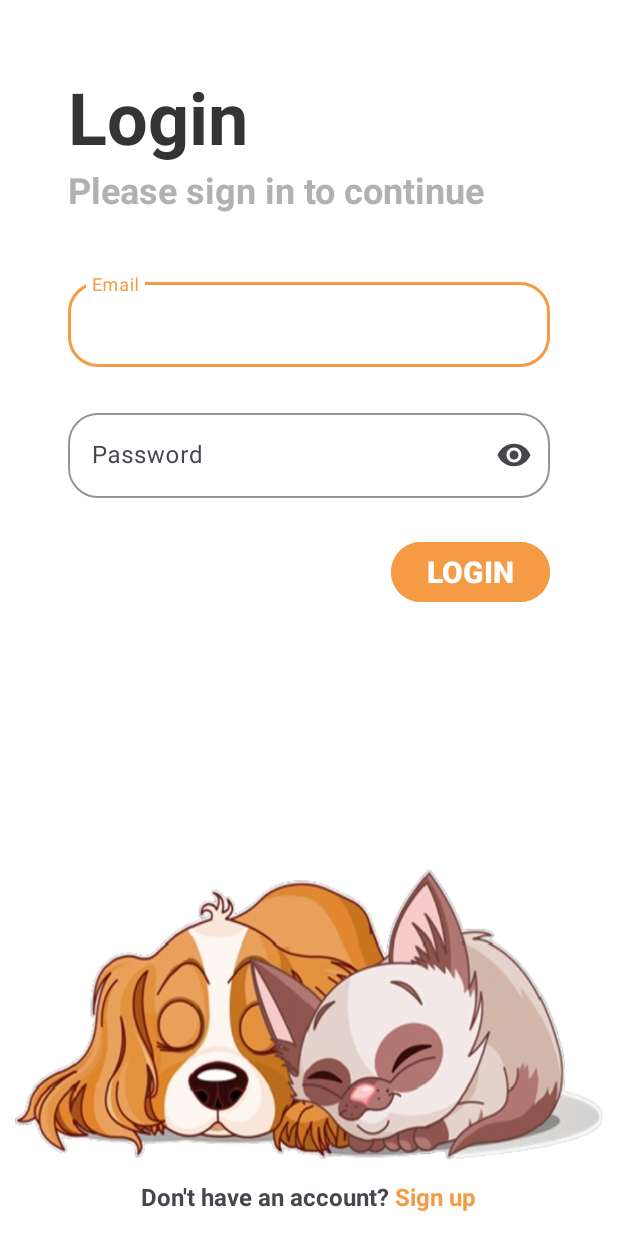
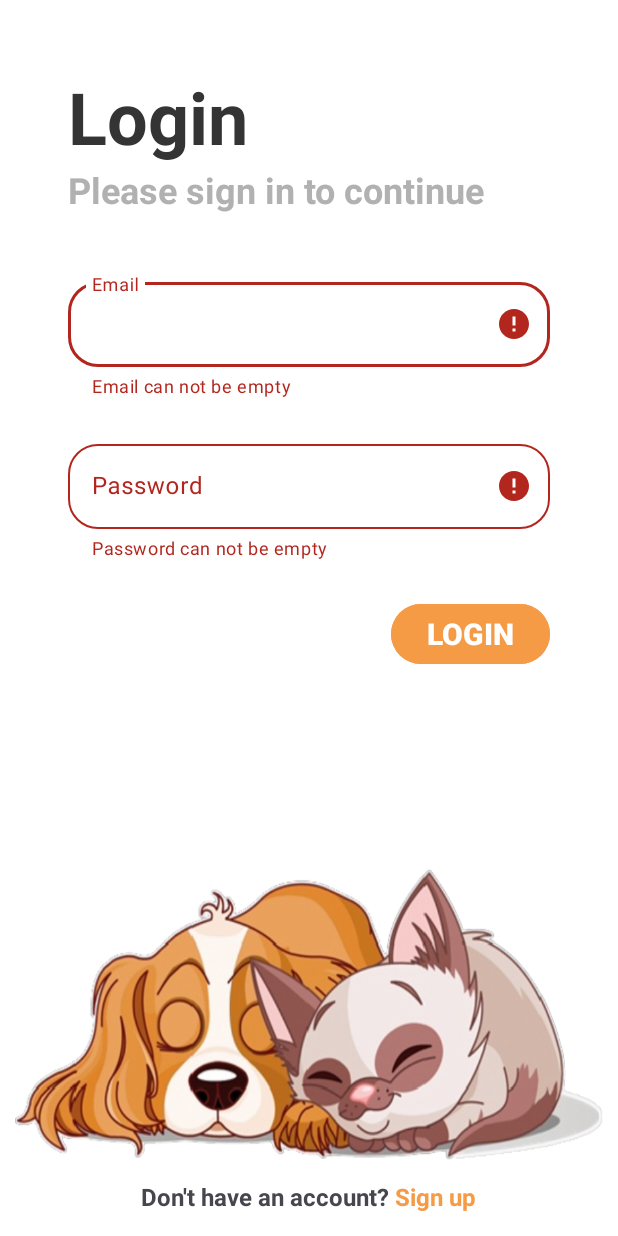
Before and after one commit to ChengkangHuang/Capstone_Project_PetCupid, an Android app: the screen it shows after launch (LoginActivity), after a tap on "LOGIN", on a phone screen of 412 x 824 dp. Run offline under Robolectric (Android 15) with nearby library versions, the phone set to English and light mode, and no system bars; our stand-ins replace Firebase (no records; nobody signed in at launch, a user with empty details on screens opened directly), data binding.

Commit message:
[Update]LoginPage(Need comments), SignupPage mostly completed

```diff
--- a/app/src/main/java/ca/mohawkcollege/petcupid/LoginActivity.kt
+++ b/app/src/main/java/ca/mohawkcollege/petcupid/LoginActivity.kt
@@ -3,20 +3,26 @@ package ca.mohawkcollege.petcupid
 import android.content.Intent
 import androidx.appcompat.app.AppCompatActivity
 import android.os.Bundle
+import android.os.VibrationEffect
+import android.os.Vibrator
 import android.text.Editable
 import android.text.SpannableString
 import android.text.TextWatcher
 import android.text.style.ForegroundColorSpan
 import android.util.Log
+import android.view.animation.AnimationUtils
 import android.widget.Toast
 import androidx.activity.result.contract.ActivityResultContracts
 import androidx.activity.viewModels
+import androidx.core.widget.doOnTextChanged
 import androidx.databinding.DataBindingUtil
 import ca.mohawkcollege.petcupid.databinding.ActivityLoginBinding
 import ca.mohawkcollege.petcupid.login.LoginResult
 import ca.mohawkcollege.petcupid.login.LoginViewModel
 import com.google.android.material.snackbar.Snackbar
+import com.google.android.material.textfield.TextInputLayout
 import com.google.firebase.auth.FirebaseUser
+import java.lang.Error
 
 class LoginActivity : AppCompatActivity() {
 
@@ -35,14 +41,10 @@ class LoginActivity : AppCompatActivity() {
         binding.lifecycleOwner = this
         binding.loginViewModel = loginViewModel
 
-//        setupLoginResultObserver()
+        setupLoginResultObserver()
         setupTextInputHandler()
+        setupLoginButtonHandler()
         setupSwitchToSignup()
-    }
-
-    override fun onStart() {
-        super.onStart()
-        setupLoginResultObserver()
     }
 
     private fun setupLoginResultObserver() {
@@ -65,12 +67,14 @@ class LoginActivity : AppCompatActivity() {
     private val mySignupActivityResultLauncher = registerForActivityResult(
         ActivityResultContracts.StartActivityForResult()
     ) { result ->
-        if (result.resultCode == 1) {
+        if (result.resultCode == SignupActivity.RESULT_CODE_SUCCESS) {
             val user = result.data?.getParcelableExtra<FirebaseUser>("user")
-            Log.d(TAG, "onActivityResult: User -> $user login")
-        } else if (result.resultCode == -1) {
-            Log.d(TAG, "onActivityResult: Login failed")
-            Snackbar.make(binding.root, "Login failed", Snackbar.LENGTH_SHORT).show()
+            Log.d(TAG, "onActivityResult: User -> $user sign up successfully")
+            Log.d(TAG, "onActivityResult: Email -> ${user?.email} | UID -> ${user?.uid}")
+            binding.emailTextInputEditText.setText(user?.email)
+        } else if (result.resultCode == SignupActivity.RESULT_CODE_FAILURE) {
+            Log.d(TAG, "onActivityResult: Sign up failed")
+            Snackbar.make(binding.root, "Sign up failed", Snackbar.LENGTH_SHORT).show()
         }
     }
 
@@ -82,45 +86,56 @@ class LoginActivity : AppCompatActivity() {
     }
 
     private fun setupTextInputHandler() {
-        binding.emailTextInputEditText.addTextChangedListener(object: TextWatcher {
-            override fun afterTextChanged(s: Editable?) {
-                loginViewModel.onEmailTextChanged(s.toString())
+        binding.emailTextInputEditText.doOnTextChanged { text, _, _, _ ->
+            binding.emailTextInputLayout.error = ""
+            loginViewModel.onEmailTextChanged(text.toString())
+            val isMatch = text.toString().matches("[a-zA-Z0-9._-]+@[a-z]+\\.+[a-z]+".toRegex())
+            if (!isMatch) binding.emailTextInputLayout.error = "Invalid email address"
+        }
+
+        binding.passwordTextInputEditText.doOnTextChanged { text, _, _, _ ->
+            binding.passwordTextInputLayout.error = ""
+            loginViewModel.onPasswordTextChanged(text.toString())
+            if (text.toString().length < 8)
+                binding.passwordTextInputLayout.helperText = "Password must be at least 6 characters"
+        }
+    }
+
+    private val vibrator: Vibrator
+        get() = getSystemService(VIBRATOR_SERVICE) as Vibrator
+
+    private fun callVibrator() {
+        val vibrationEffect = VibrationEffect.createOneShot(100, VibrationEffect.DEFAULT_AMPLITUDE)
+        vibrator.vibrate(vibrationEffect)
+    }
+
+    private fun TextInputLayout.showErrorAndShake(errorMessage: String) {
+        error = errorMessage
+        isErrorEnabled = true
+        startAnimation(AnimationUtils.loadAnimation(this.context, R.anim.shake))
+    }
+
+    private fun setupLoginButtonHandler() {
+        binding.loginBtn.setOnClickListener {
+            var hasErrors = false
+            val email = loginViewModel.email.value
+            val password = loginViewModel.password.value
+
+            if (email.isNullOrEmpty()) {
+                binding.emailTextInputLayout.showErrorAndShake("Email can not be empty")
+                hasErrors = true
             }
 
-            override fun beforeTextChanged(s: CharSequence?, start: Int, count: Int, after: Int) {
-                // Do nothing
+            if (password.isNullOrEmpty()) {
+                binding.passwordTextInputLayout.showErrorAndShake("Password can not be empty")
+                hasErrors = true
             }
 
-            override fun onTextChanged(s: CharSequence?, start: Int, before: Int, count: Int) {
-                val input: String = s.toString()
-                val emailPattern = "[a-zA-Z0-9._-]+@[a-z]+\\.+[a-z]+"
-                if (!input.matches(emailPattern.toRegex())) {
-                    binding.emailTextInputLayout.helperText = "Invalid email address"
-                    binding.emailTextInputLayout.setHelperTextColor(resources.getColorStateList(R.color.red, null))
-                } else {
-                    binding.emailTextInputLayout.helperText = ""
-                }
+            if (!hasErrors) {
+                loginViewModel.onLoginButtonClick()
+            } else {
+                callVibrator()
             }
-        })
-
-        binding.passwordTextInputEditText.addTextChangedListener(object: TextWatcher {
-            override fun afterTextChanged(s: Editable?) {
-                loginViewModel.onPasswordTextChanged(s.toString())
-            }
-
-            override fun beforeTextChanged(s: CharSequence?, start: Int, count: Int, after: Int) {
-                // Do nothing
-            }
-
-            override fun onTextChanged(s: CharSequence?, start: Int, before: Int, count: Int) {
-                val input: String = s.toString()
-                if (input.length < 8) {
-                    binding.passwordTextInputLayout.helperText = "Password must be at least 8 characters"
-                    binding.passwordTextInputLayout.setHelperTextColor(resources.getColorStateList(R.color.red, null))
-                } else {
-                    binding.passwordTextInputLayout.helperText = ""
-                }
-            }
-        })
+        }
     }
 }
--- a/app/src/main/java/ca/mohawkcollege/petcupid/login/LoginRepository.kt
+++ b/app/src/main/java/ca/mohawkcollege/petcupid/login/LoginRepository.kt
@@ -4,6 +4,15 @@ import com.google.firebase.auth.FirebaseAuth
 import com.google.firebase.auth.FirebaseUser
 
 class LoginRepository {
+
+    private val TAG = "====LoginRepository===="
+
+    /**
+     * Login to Firebase with email and password.
+     * @param email The email to login with.
+     * @param password The password to login with.
+     * @param callback The callback to return the result to.
+     */
     fun login(email: String, password: String, callback: (FirebaseUser?, Exception?) -> Unit) {
         FirebaseAuth.getInstance().signInWithEmailAndPassword(email, password)
             .addOnCompleteListener { task ->
--- a/app/src/main/java/ca/mohawkcollege/petcupid/signup/SignupViewModel.kt
+++ b/app/src/main/java/ca/mohawkcollege/petcupid/signup/SignupViewModel.kt
@@ -37,10 +37,6 @@ class SignupViewModel : ViewModel() {
         this.confirmPassword.value = confirmPassword
     }
 
-    fun validInput(text: String): Boolean {
-        return text.isEmpty()
-    }
-
     fun onSignupButtonClick() {
         val userName = userName.value!!
         val email = email.value!!
--- a/app/src/main/res/layout/activity_login.xml
+++ b/app/src/main/res/layout/activity_login.xml
@@ -94,7 +94,6 @@
             android:layout_alignEnd="@id/passwordTextInputLayout"
             android:layout_marginTop="25dp"
             android:backgroundTint="#F59B46"
-            android:onClick="@{() -> loginViewModel.onLoginButtonClick()}"
             android:text="LOGIN"
             android:textSize="20sp"
             android:textStyle="bold" />
```
Also changed, not shown: app/src/main/java/ca/mohawkcollege/petcupid/SignupActivity.kt (+73 -27 lines), app/src/main/java/ca/mohawkcollege/petcupid/signup/SignupRepository.kt (+13 -0 lines), app/src/main/res/drawable/email_letter_mail_message_icon.png (added).
